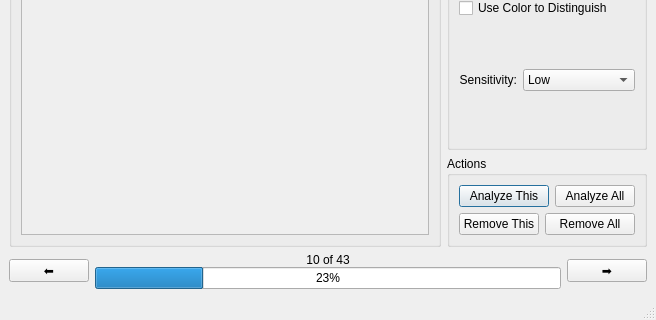
Above: src/CapSaint/mainwindow.ui from 0583/que-sera-sera before the change; both pictures show x 0 to 656 and y 178 to 498 of the 656 by 498 pixel window. Below: the same form after it.
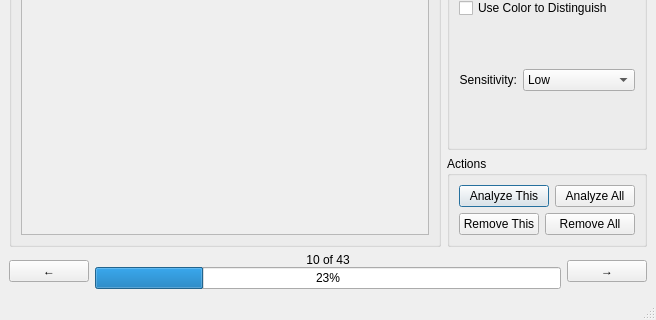
That is the form after the change.

Commit message: [fix] button icon unified

What changed in the file:
```diff
--- a/src/CapSaint/mainwindow.ui
+++ b/src/CapSaint/mainwindow.ui
@@ -238,7 +238,7 @@
            </sizepolicy>
           </property>
           <property name="text">
-           <string>⬅️</string>
+           <string>←</string>
           </property>
           <property name="shortcut">
            <string>Left</string>
@@ -281,7 +281,7 @@
            </sizepolicy>
           </property>
           <property name="text">
-           <string>➡️</string>
+           <string>→</string>
           </property>
           <property name="shortcut">
            <string>Right</string>
```
The commit also changes 2 other files.
